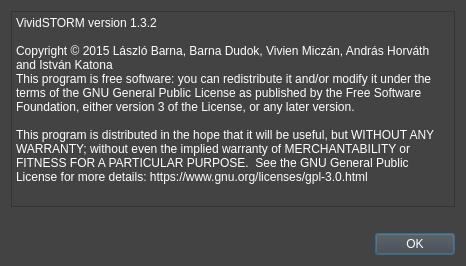
Before: the Qt Designer form gui/dialog_about.ui in KatonaLab/vividstorm, drawn with Qt 5.
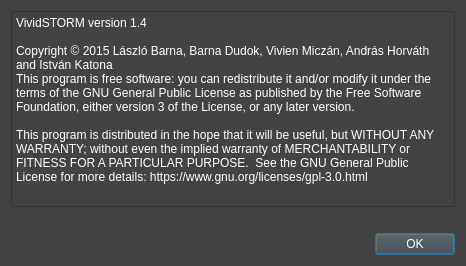
After: the same form once the commit is applied.

Diff of the .ui file:
```diff
--- a/gui/dialog_about.ui
+++ b/gui/dialog_about.ui
@@ -35,7 +35,7 @@
    <item>
     <widget class="QPlainTextEdit" name="plainTextEdit">
      <property name="plainText">
-      <string>VividSTORM version 1.3.2
+      <string>VividSTORM version 1.4
 
 Copyright © 2015 László Barna, Barna Dudok, Vivien Miczán, András Horváth and István Katona
 This program is free software: you can redistribute it and/or modify it under the terms of the GNU General Public License as published by the Free Software Foundation, either version 3 of the License, or any later version.
```
